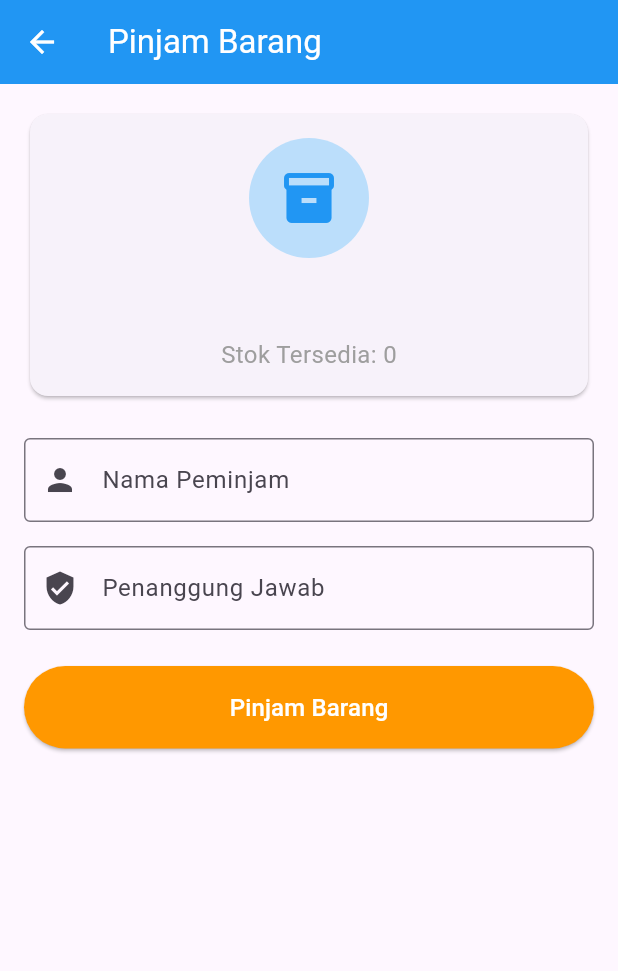
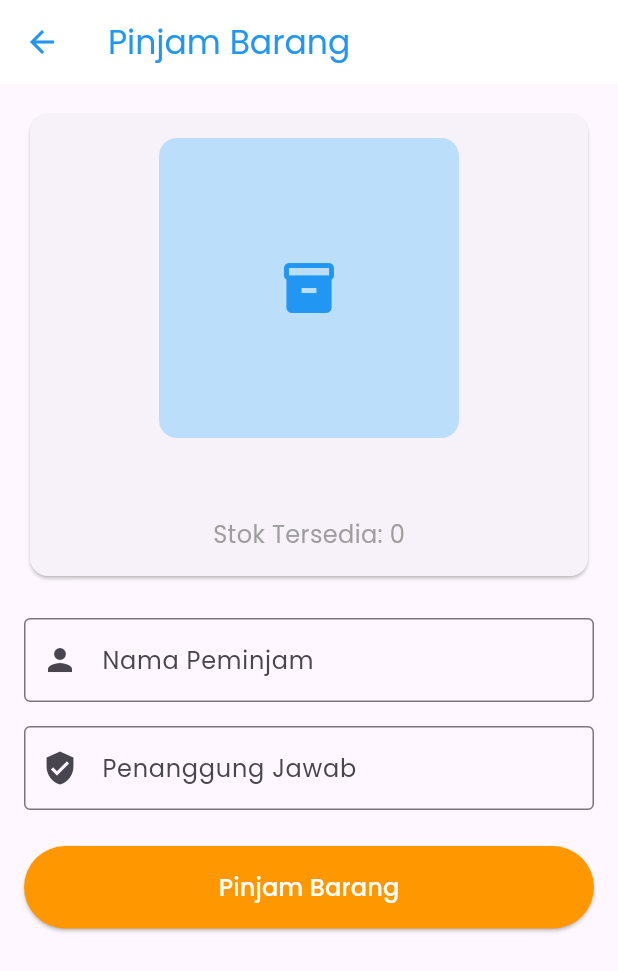
Before and after one commit to Aqsaaaa/polres_supabase, a Flutter app: the BorrowItemScreen screen opened directly with empty values, on a phone screen of 412 x 824 dp. Shown: the top 971 px of the screen. Run offline on Flutter 3.47's test engine with Material 3 defaults, Android fonts, the phone set to English and light mode, and no system bars; our stand-ins replace curved_navigation_bar, flutter_dotenv, google_fonts, image_picker, supabase_flutter; accounts and stored records are empty.

Commit message:
refactor: UI improvement

```diff
--- a/analysis_options.yaml
+++ b/analysis_options.yaml
@@ -1,6 +1,7 @@
 include: package:flutter_lints/flutter.yaml
 analyzer:
   errors:
+    deprecated_member_use: ignore
     library_private_types_in_public_api: ignore
     no_leading_underscores_for_local_identifiers: ignore
     use_build_context_synchronously: ignore
--- a/lib/main.dart
+++ b/lib/main.dart
@@ -1,5 +1,6 @@
 import 'package:flutter/material.dart';
 import 'package:flutter_dotenv/flutter_dotenv.dart';
+import 'package:google_fonts/google_fonts.dart';
 import 'package:supabase_flutter/supabase_flutter.dart';
 import 'screens/auth/login_screen.dart';
 import 'screens/home/home_screen.dart';
@@ -30,6 +31,7 @@ class MyApp extends StatelessWidget {
       theme: ThemeData(
         primarySwatch: Colors.blue,
         useMaterial3: true,
+        textTheme: GoogleFonts.poppinsTextTheme(),
         appBarTheme: const AppBarTheme(
           backgroundColor: Colors.blue,
           foregroundColor: Colors.white,
--- a/lib/screens/home/borrow_item_screen.dart
+++ b/lib/screens/home/borrow_item_screen.dart
@@ -6,10 +6,7 @@ import '../../services/history_service.dart';
 class BorrowItemScreen extends StatefulWidget {
   final Item item;
 
-  const BorrowItemScreen({
-    super.key,
-    required this.item,
-  });
+  const BorrowItemScreen({super.key, required this.item});
 
   @override
   State<BorrowItemScreen> createState() => _BorrowItemScreenState();
@@ -73,8 +70,8 @@ class _BorrowItemScreenState extends State<BorrowItemScreen> {
     return Scaffold(
       appBar: AppBar(
         title: const Text('Pinjam Barang'),
-        backgroundColor: Colors.blue,
-        foregroundColor: Colors.white,
+        backgroundColor: Colors.white,
+        foregroundColor: Colors.blue,
       ),
       body: Padding(
         padding: const EdgeInsets.all(16.0),
@@ -88,11 +85,16 @@ class _BorrowItemScreenState extends State<BorrowItemScreen> {
                   padding: const EdgeInsets.all(16.0),
                   child: Column(
                     children: [
-                      CircleAvatar(
-                        radius: 40,
-                        backgroundColor: Colors.blue.shade100,
+                      Container(
+                        width: 200,
+                        height: 200,
+                        decoration: BoxDecoration(
+                          borderRadius: BorderRadius.circular(12),
+                          color: Colors.blue.shade100,
+                        ),
                         child: widget.item.image.isNotEmpty
-                            ? ClipOval(
+                            ? ClipRRect(
+                                borderRadius: BorderRadius.circular(12),
                                 child: Image.network(
                                   widget.item.image,
                                   width: 80,
--- a/pubspec.yaml
+++ b/pubspec.yaml
@@ -11,8 +11,10 @@ dependencies:
   flutter:
     sdk: flutter
   flutter_dotenv: ^5.2.1
+  google_fonts: ^6.2.1
   image_picker: ^1.1.2
   supabase_flutter: ^2.9.1
+  curved_navigation_bar: ^1.0.6
 
 dev_dependencies:
   flutter_test:
```
Also changed, not shown: lib/screens/home/history_screen.dart (+45 -30 lines), lib/screens/home/home_screen.dart (+16 -21 lines), lib/screens/home/inventory_screen.dart (+13 -20 lines), pubspec.lock, 10 other files.
